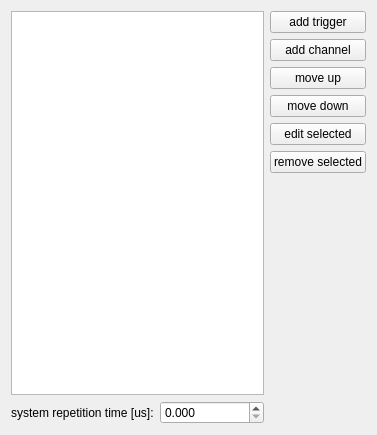
First picture: the form in TildaHost/source/Interface/PulsePatternUi/Ui_PpgPeriodicWidg.ui, repository lasersphere/Tilda, before the edit.
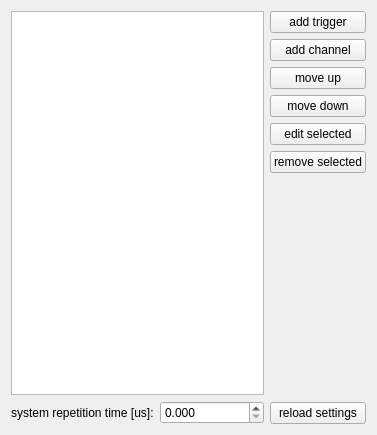
Second picture: the form after the edit.

Diff of the .ui file:
```diff
--- a/TildaHost/source/Interface/PulsePatternUi/Ui_PpgPeriodicWidg.ui
+++ b/TildaHost/source/Interface/PulsePatternUi/Ui_PpgPeriodicWidg.ui
@@ -102,6 +102,13 @@
        </property>
       </spacer>
      </item>
+     <item>
+      <widget class="QPushButton" name="pushButton_reload_settings">
+       <property name="text">
+        <string>reload settings</string>
+       </property>
+      </widget>
+     </item>
     </layout>
    </item>
   </layout>
```
